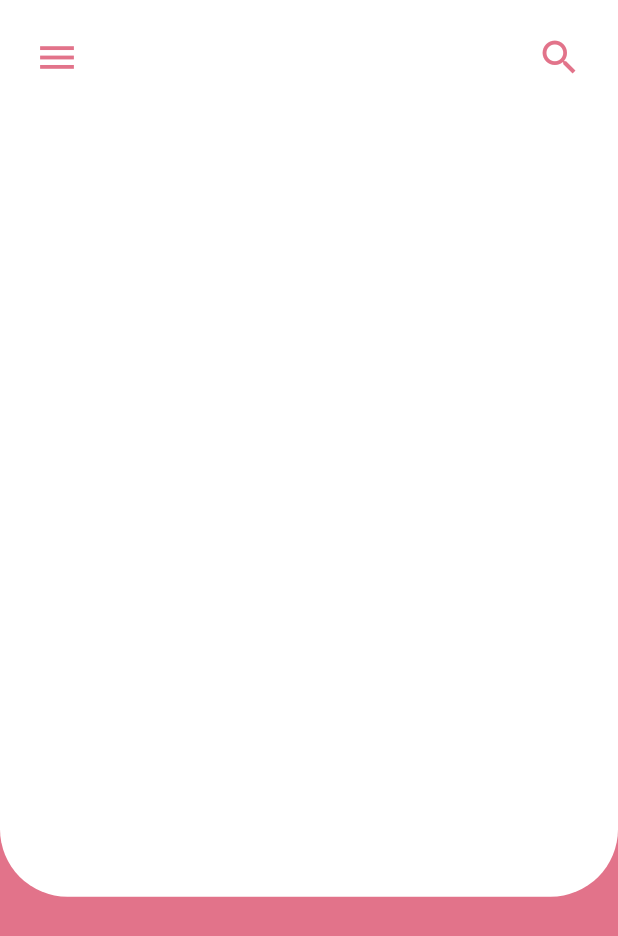
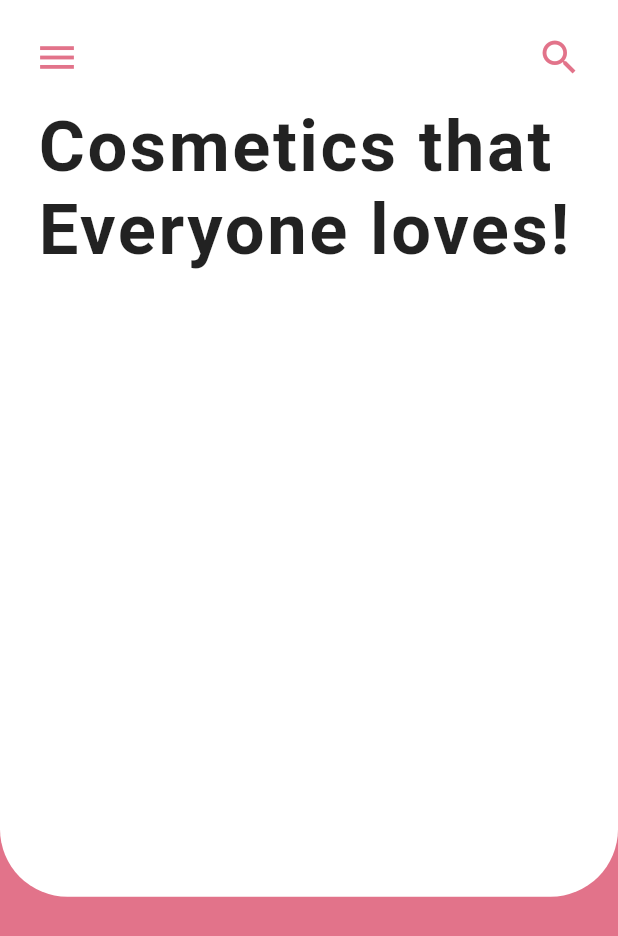
Before and after one commit to LeggoTM/dribble_practice, a Flutter app: the screen it shows after launch, on a phone screen of 412 x 824 dp. Shown: the top 936 px of the screen. Run offline on Flutter 3.47's test engine with Material 2 defaults, Android fonts, the phone set to English and light mode, and no system bars.

Commit message:
working on layout and images

```diff
--- a/lib/screens/home_screen.dart
+++ b/lib/screens/home_screen.dart
@@ -69,12 +69,42 @@ class _Body extends StatelessWidget {
         Expanded(
           flex: 7,
           child: Container(
+            width: double.infinity,
             decoration: BoxDecoration(
               color: myColors[WHITE],
               borderRadius: BorderRadius.only(
                 bottomLeft: Radius.circular(45),
                 bottomRight: Radius.circular(45),
               ),
+            ),
+            child: Column(
+              crossAxisAlignment: CrossAxisAlignment.start,
+              children: [
+                Padding(
+                  padding: const EdgeInsets.only(
+                    left: 25,
+                    bottom: 20,
+                  ),
+                  child: Text(
+                    'Cosmetics that Everyone loves!',
+                    style: TextStyle(
+                      fontSize: 47,
+                      letterSpacing: 1.7,
+                      fontWeight: FontWeight.bold,
+                    ),
+                  ),
+                ),
+                Row(
+                  children: [
+                    Column(
+                      children: [
+                        Row(),
+                        Row(),
+                      ],
+                    ),
+                  ],
+                ),
+              ],
             ),
           ),
         ),
```
